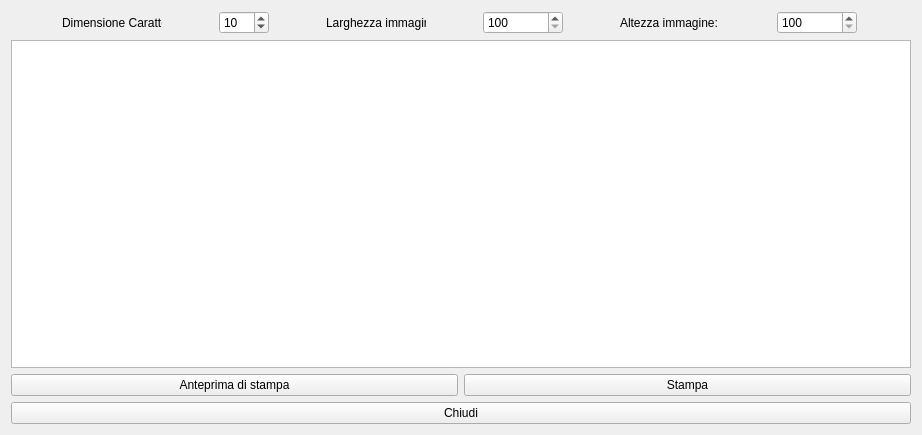
This is hprint.ui in fblabs/hamlet-mod-sancon as Qt 5 draws it before an edit. The edited form follows.
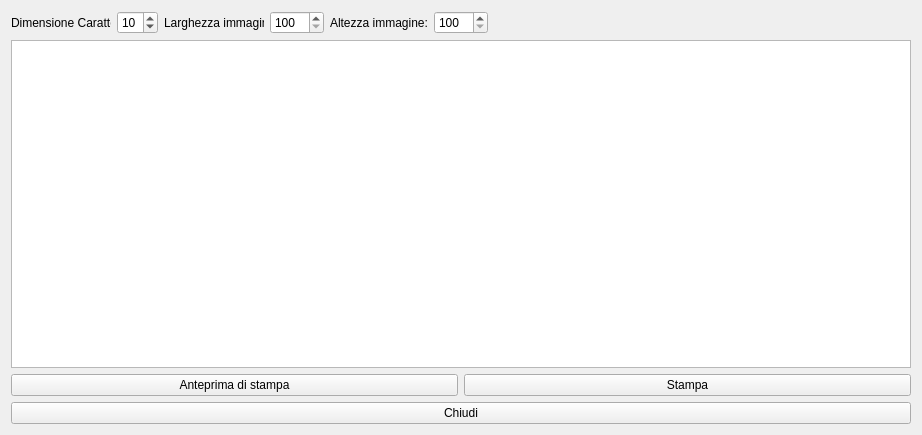
This is the edited form. Icons and pictures are not drawn.

Patch:
```diff
--- a/hprint.ui
+++ b/hprint.ui
@@ -139,6 +139,19 @@
          </property>
         </widget>
        </item>
+       <item>
+        <spacer name="horizontalSpacer">
+         <property name="orientation">
+          <enum>Qt::Horizontal</enum>
+         </property>
+         <property name="sizeHint" stdset="0">
+          <size>
+           <width>40</width>
+           <height>20</height>
+          </size>
+         </property>
+        </spacer>
+       </item>
       </layout>
      </item>
      <item>
```
